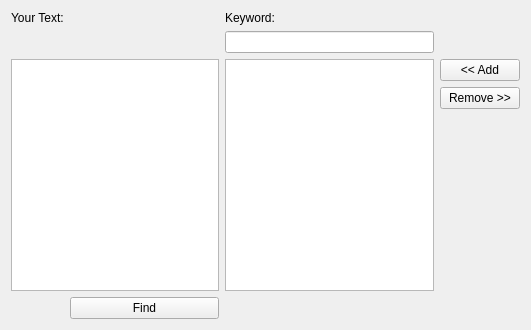
Before: the Qt Designer form mainwindow.ui in IdeasStorm/Automata-Project, drawn with Qt 5.
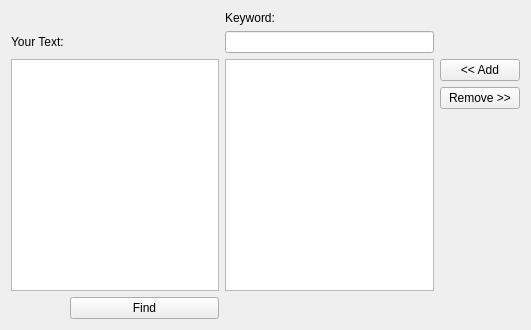
After: the same form once the commit is applied.

Patch:
```diff
--- a/mainwindow.ui
+++ b/mainwindow.ui
@@ -41,19 +41,6 @@
       </property>
      </widget>
     </item>
-    <item row="0" column="0">
-     <widget class="QLabel" name="label">
-      <property name="sizePolicy">
-       <sizepolicy hsizetype="Fixed" vsizetype="Fixed">
-        <horstretch>0</horstretch>
-        <verstretch>0</verstretch>
-       </sizepolicy>
-      </property>
-      <property name="text">
-       <string>Your Text:</string>
-      </property>
-     </widget>
-    </item>
     <item row="1" column="2">
      <widget class="QLineEdit" name="lineEdit"/>
     </item>
@@ -71,6 +58,19 @@
       </property>
      </widget>
     </item>
+    <item row="1" column="0">
+     <widget class="QLabel" name="label">
+      <property name="sizePolicy">
+       <sizepolicy hsizetype="Fixed" vsizetype="Fixed">
+        <horstretch>0</horstretch>
+        <verstretch>0</verstretch>
+       </sizepolicy>
+      </property>
+      <property name="text">
+       <string>Your Text:</string>
+      </property>
+     </widget>
+    </item>
    </layout>
   </widget>
  </widget>
```
